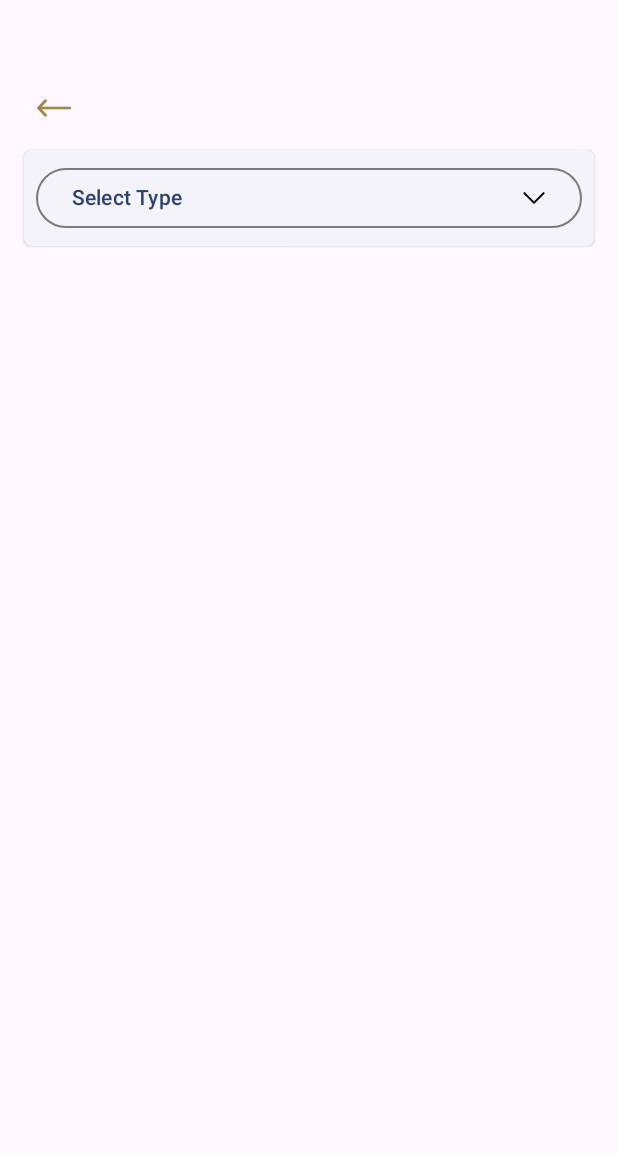
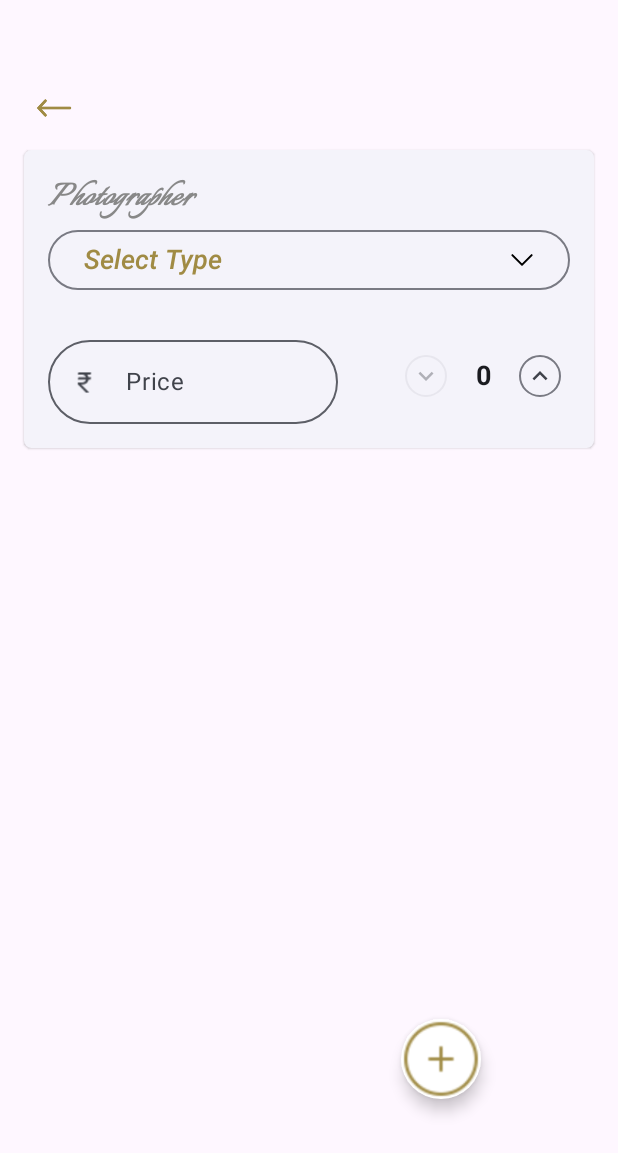
Before and after one commit to RanjithGui/WedStoryes, an Android app built with Jetpack Compose: the EventDetailsScreen screen opened through its navigation route, after a tap on "Photo", on a phone screen of 412 x 824 dp. Shown: the top 1153 px of the screen. Run offline under Robolectric (Android 15) with nearby library versions, the phone set to English and light mode, and no system bars; 1 other tap on this screen came first.

Commit message:
eventDetails

```diff
--- a/app/src/main/java/com/example/wedstoryes/data/EventDetails.kt
+++ b/app/src/main/java/com/example/wedstoryes/data/EventDetails.kt
@@ -1,7 +1,7 @@
 package com.example.wedstoryes.data
 
 data class EventDetails(
-    val photographers: Photographers,
-    val videographers: Videographers,
+    val photographers: Photographers?=null,
+    val videographers: Videographers?=null,
     val addons: List<Addons> = emptyList(),
 )
--- a/app/src/main/java/com/example/wedstoryes/data/EventItem.kt
+++ b/app/src/main/java/com/example/wedstoryes/data/EventItem.kt
@@ -3,5 +3,6 @@ package com.example.wedstoryes.data
 data class EventItem(
     val id: String,
     val title: String,
-    val videoUri: Int
+    val videoUri: Int,
+    val eventDetails: EventDetails
 )
--- a/app/src/main/java/com/example/wedstoryes/presentation/EventDetailsScreen.kt
+++ b/app/src/main/java/com/example/wedstoryes/presentation/EventDetailsScreen.kt
@@ -2,6 +2,7 @@ package com.example.wedstoryes.presentation
 
 import android.graphics.drawable.Icon
 import android.util.Log
+import android.widget.EditText
 import android.widget.Toast
 import androidx.compose.foundation.Image
 import androidx.compose.foundation.clickable
@@ -10,6 +11,7 @@ import androidx.compose.foundation.layout.Box
 import androidx.compose.foundation.layout.BoxWithConstraints
 import androidx.compose.foundation.layout.Column
 import androidx.compose.foundation.layout.IntrinsicSize
+import androidx.compose.foundation.layout.PaddingValues
 import androidx.compose.foundation.layout.Row
 import androidx.compose.foundation.layout.Spacer
 import androidx.compose.foundation.layout.fillMaxSize
@@ -18,9 +20,14 @@ import androidx.compose.foundation.layout.padding
 import androidx.compose.foundation.layout.requiredWidth
 import androidx.compose.foundation.layout.size
 import androidx.compose.foundation.layout.width
+import androidx.compose.foundation.layout.widthIn
 import androidx.compose.foundation.layout.wrapContentSize
 import androidx.compose.foundation.lazy.LazyColumn
+import androidx.compose.foundation.shape.CircleShape
 import androidx.compose.foundation.shape.RoundedCornerShape
+import androidx.compose.material.icons.Icons
+import androidx.compose.material.icons.filled.KeyboardArrowDown
+import androidx.compose.material.icons.filled.KeyboardArrowUp
 import androidx.compose.material3.ButtonDefaults
 import androidx.compose.material3.DropdownMenu
 import androidx.compose.material3.DropdownMenuItem
@@ -29,6 +36,7 @@ import androidx.compose.material3.FloatingActionButton
 import androidx.compose.material3.Icon
 import androidx.compose.material3.MaterialTheme
 import androidx.compose.material3.OutlinedButton
+import androidx.compose.material3.OutlinedTextField
 import androidx.compose.material3.Text
 import androidx.compose.runtime.Composable
 import androidx.compose.runtime.getValue
@@ -37,9 +45,11 @@ import androidx.compose.runtime.remember
 import androidx.compose.runtime.setValue
 import androidx.compose.ui.Alignment
 import androidx.compose.ui.Modifier
+import androidx.compose.ui.graphics.Color
 import androidx.compose.ui.platform.LocalContext
 import androidx.compose.ui.res.colorResource
 import androidx.compose.ui.res.painterResource
+import androidx.compose.ui.text.TextStyle
 import androidx.compose.ui.text.font.Font
 import androidx.compose.ui.text.font.FontFamily
 import androidx.compose.ui.text.font.FontStyle
@@ -60,6 +70,25 @@ import kotlin.collections.emptyList
 fun EventDetailsScreen(viewmodel: GlobalViewmodel,onEvent: (GlobalEvent)-> Unit,navController: NavController) {
     val state : GlobalState by viewmodel.state.collectAsStateWithLifecycle()
     val localContext = LocalContext.current
+    Box(modifier = Modifier.fillMaxSize().padding(75.dp), contentAlignment = Alignment.BottomEnd) {
+        AnimatedFabWithOptions(onFabOptionClick = { label ->
+            println("FAB Option clicked: $label")
+            println("FAB Option clicked: $label")
+            when (label) {
+                "Photo" -> {
+                    onEvent(GlobalEvent.onAddEventDetails("Photo",
+                        state.selectedEventItem?.title ?: ""
+                    ))
+                }
+                "Video" -> {
+                    onEvent(GlobalEvent.onAddEventDetails("Video",state.selectedEventItem?.title ?: ""))
+                }
+                "Others" -> {
+                    onEvent(GlobalEvent.onAddEventDetails("Others",state.selectedEventItem?.title ?: ""))
+                }
+            }
+        })
+    }
     Column {
         Box(modifier = Modifier.fillMaxWidth()) {
             Image(
@@ -87,7 +116,7 @@ fun EventDetailsScreen(viewmodel: GlobalViewmodel,onEvent: (GlobalEvent)-> Unit,
             )
         }
         if (state.eventDetails != null){
-            LazyColumn (modifier = Modifier.fillMaxSize()){
+            LazyColumn (modifier = Modifier.wrapContentSize()){
                 item {
                     if (state.eventDetails?.photographers != null){
                         EventDetailsItem(label = "Photo", onEvent=onEvent)
@@ -97,27 +126,14 @@ fun EventDetailsScreen(viewmodel: GlobalViewmodel,onEvent: (GlobalEvent)-> Unit,
 
         }else{
             Column (modifier = Modifier.fillMaxWidth().padding(top=200.dp), horizontalAlignment = Alignment.CenterHorizontally, verticalArrangement = Arrangement.Center) {
-                Text(text = "add photo and video options here", modifier = Modifier.padding(24.dp).fillMaxWidth(), textAlign = TextAlign.Center)
+                Text(text = "add photo and video options here", modifier = Modifier.padding(24.dp).fillMaxWidth(), textAlign = TextAlign.Center, style = TextStyle(),
+                    fontSize = 20.sp,
+                    fontWeight = FontWeight.SemiBold,
+                    color = Color.Gray,
+                    fontStyle = FontStyle.Italic)
             }
         }
-        Box(modifier = Modifier.fillMaxSize().padding(75.dp), contentAlignment = Alignment.BottomEnd) {
-            AnimatedFabWithOptions(onFabOptionClick = { label ->
-                println("FAB Option clicked: $label")
-                println("FAB Option clicked: $label")
-                when (label) {
-                    "Photo" -> {
-                        onEvent(GlobalEvent.onAddEventDetails("Photo"))
-                        Toast.makeText(localContext,"You can't delete default events", Toast.LENGTH_SHORT).show()
-                    }
-                    "Video" -> {
-                        onEvent(GlobalEvent.onAddEventDetails("Video"))
-                    }
-                    "Others" -> {
-                        onEvent(GlobalEvent.onAddEventDetails("Others"))
-                    }
-                }
-            })
-        }
+
 
     }
 }
@@ -126,16 +142,27 @@ fun EventDetailsItem(label: String,onEvent: (GlobalEvent)-> Unit) {
     var expanded by remember { mutableStateOf(false) }
     var selectedOption by remember { mutableStateOf("Select Type") }
     val pvOptions = listOf("Select Type","Traditional", "Candid")
-    val otherOptions = listOf("Select Type","Drone", "Album")
+    val otherOptions = listOf("Select Type","Drone", "Albums","Led Screen","Live Streaming","Makeup Artist","Decorations","Invitations")
+    var count by remember { mutableStateOf(0) }
 
     ElevatedCard(modifier = Modifier.fillMaxWidth().padding(16.dp), shape = RoundedCornerShape(5.dp)) {
         Column (modifier = Modifier.fillMaxSize()){
+            Text(text = when(label){
+                "Photo" -> "Photographer"
+                "Video" -> "Videographer"
+                "Others" -> "Other Services"
+                else -> ""
+            }, modifier = Modifier.padding(start = 16.dp,top=16.dp).fillMaxWidth(), fontSize = 26.sp, fontWeight = FontWeight.SemiBold,
+                color = Color.Gray,
+                fontStyle = FontStyle.Italic,
+                fontFamily = FontFamily(Font(R.font.italianno_regular, FontWeight.SemiBold))
+            )
             BoxWithConstraints {
                 val buttonWidth = maxWidth - 16.dp
                 Box {
                     OutlinedButton(
                         onClick = { expanded = true },
-                        modifier = Modifier.padding(8.dp).fillMaxWidth(),
+                        modifier = Modifier.padding(16.dp, bottom = 5.dp, end = 16.dp).fillMaxWidth(),
                         colors = ButtonDefaults.outlinedButtonColors(
                             contentColor = MaterialTheme.colorScheme.primary
                         )
@@ -144,8 +171,13 @@ fun EventDetailsItem(label: String,onEvent: (GlobalEvent)-> Unit) {
                             Text(
                                 text = selectedOption,
                                 modifier = Modifier.weight(1f),
-                                textAlign = TextAlign.Start
-                            )
+                                textAlign = TextAlign.Start,
+                                style = TextStyle(
+                                    fontSize = 18.sp,
+                                    fontWeight = FontWeight.SemiBold,
+                                    color = colorResource(R.color.wedstoreys),
+                                    fontStyle = FontStyle.Italic)
+                                )
                             Image(
                                 painter = if (expanded) painterResource(R.drawable.uparrow) else painterResource(R.drawable.arrowdown),
                                 contentDescription = null,
@@ -164,7 +196,7 @@ fun EventDetailsItem(label: String,onEvent: (GlobalEvent)-> Unit) {
                         when(label){
                             "Photo" -> options = pvOptions
                             "Video" -> options =pvOptions
-                            "Others" -> options =otherOptions
+                            "Addons" -> options =otherOptions
                         }
                         options.forEach { option ->
                             DropdownMenuItem(
@@ -179,13 +211,105 @@ fun EventDetailsItem(label: String,onEvent: (GlobalEvent)-> Unit) {
                 }
             }
 
-            Row(modifier = Modifier.fillMaxWidth()) {
+            Row(modifier = Modifier.fillMaxWidth().padding(16.dp), horizontalArrangement = Arrangement.SpaceEvenly) {
                 // Dropdown menu
+                OutlinedTextField(modifier = Modifier.weight(5f), shape = RoundedCornerShape(35.dp),
+                    value = "",
+                    onValueChange = { /* Handle text change */ },
+                    label = { Text("Price") },
+                    placeholder = { Text("Enter Price") },
+                    singleLine = true,
+                    leadingIcon ={Icon(
+                        painter = painterResource(id = R.drawable.rupee),
+                        contentDescription = "Rupee icon", modifier = Modifier.size(18.dp)
+                    )},
+                    textStyle = TextStyle(
+                        fontSize = 18.sp,
+                        fontWeight = FontWeight.SemiBold,
+                        color = colorResource(R.color.wedstoreys),
+                        fontStyle = FontStyle.Italic)
+                )
+                Spacer(modifier = Modifier.weight(1f))
+                CounterButtons(count, onValueChange = {
+                    count = it
+                },
+                    modifier = Modifier
+                        .weight(3f)
+                        .align(Alignment.CenterVertically),
+                    minValue = 1,
+                    maxValue = 20,
+                    step = 1
+                )
 
-                Spacer(modifier = Modifier.weight(1f))
             }
 
             // Add your other content here
         }
     }
 }
+@Composable
+fun CounterButtons(
+    value: Int = 0,
+    onValueChange: (Int) -> Unit,
+    modifier: Modifier = Modifier,
+    minValue: Int = 0,
+    maxValue: Int = Int.MAX_VALUE,
+    step: Int = 1
+) {
+    Row(
+        modifier = modifier,
+        verticalAlignment = Alignment.CenterVertically,
+        horizontalArrangement = Arrangement.Center
+    ) {
+        // Decrement Button
+        OutlinedButton(
+            onClick = {
+                val newValue = value - step
+                if (newValue >= minValue) {
+                    onValueChange(newValue)
+                }
+            },
+            enabled = value > minValue,
+            modifier = Modifier.size(28.dp),
+            shape = CircleShape,
+            contentPadding = PaddingValues(0.dp)
+        ) {
+            Icon(
+                imageVector = Icons.Default.KeyboardArrowDown,
+                contentDescription = "Decrease",
+                modifier = Modifier.size(20.dp)
+            )
+        }
+        Text(
+            text = value.toString(),
+            modifier = Modifier
+                .padding(horizontal = 4.dp)
+                .widthIn(min = 40.dp),
+            style = TextStyle(
+                fontSize = 18.sp,
+                fontWeight = FontWeight.Bold,
+                textAlign = TextAlign.Center
+            )
+        )
+
+        // Increment Button
+        OutlinedButton(
+            onClick = {
+                val newValue = value + step
+                if (newValue <= maxValue) {
+                    onValueChange(newValue)
+                }
+            },
+            enabled = value < maxValue,
+            modifier = Modifier.size(28.dp),
+            shape = CircleShape,
+            contentPadding = PaddingValues(0.dp)
+        ) {
+            Icon(
+                imageVector = Icons.Default.KeyboardArrowUp,
+                contentDescription = "Increase",
+                modifier = Modifier.size(20.dp)
+            )
+        }
+    }
+}
--- a/app/src/main/java/com/example/wedstoryes/presentation/EventTypeScreen.kt
+++ b/app/src/main/java/com/example/wedstoryes/presentation/EventTypeScreen.kt
@@ -46,6 +46,7 @@ import androidx.navigation.NavController
 import com.example.wedstoryes.R
 import com.example.wedstoryes.customcomposables.CustomAlertDialog
 import com.example.wedstoryes.customcomposables.GifImage
+import com.example.wedstoryes.data.EventDetails
 import com.example.wedstoryes.data.EventItem
 import com.example.wedstoryes.presentation.events.GlobalEvent
 
@@ -103,7 +104,8 @@ fun EventType(viewmodel: GlobalViewmodel,onEvent: (GlobalEvent)-> Unit,navContro
                                   onEvent.invoke(GlobalEvent.onDeleteEvent(EventItem(
                                       id = item.id,
                                       title = item.title,
-                                      videoUri = item.videoUri
+                                      videoUri = item.videoUri,
+                                      eventDetails = item.eventDetails
                                   )))
                                   deleteIndex = -1
                               }
@@ -137,7 +139,8 @@ fun EventType(viewmodel: GlobalViewmodel,onEvent: (GlobalEvent)-> Unit,navContro
            GlobalEvent.onCustomEvent(EventItem(
                id = it,
                title = it,
-               videoUri = R.drawable.customevent
+               videoUri = R.drawable.customevent,
+               eventDetails = EventDetails()
            )))
        selectedIndex =state.events.indexOfFirst { true }
        onProceed.invoke()})
--- a/app/src/main/java/com/example/wedstoryes/presentation/GlobalViewmodel.kt
+++ b/app/src/main/java/com/example/wedstoryes/presentation/GlobalViewmodel.kt
@@ -18,11 +18,11 @@ class GlobalViewmodel : BaseViewModel<GlobalEvent, GlobalState>() {
 
     init {
         updateEvents(events = listOf(
-            EventItem("wedding", "Wedding", R.drawable.wedding),
-            EventItem("baby_shower", "Baby Shower", R.drawable.babyshower),
-            EventItem("corporate", "Corporate", R.drawable.corporate),
-            EventItem("birthday", "Birthday Party", R.drawable.birthday),
-            EventItem("customevent", "Custom Event", R.drawable.customevent),
+            EventItem("wedding", "Wedding", R.drawable.wedding, eventDetails = EventDetails()),
+            EventItem("baby_shower", "Baby Shower", R.drawable.babyshower,eventDetails = EventDetails()),
+            EventItem("corporate", "Corporate", R.drawable.corporate,eventDetails = EventDetails()),
+            EventItem("birthday", "Birthday Party", R.drawable.birthday,eventDetails = EventDetails()),
+            EventItem("customevent", "Custom Event", R.drawable.customevent,eventDetails = EventDetails()),
         ))
     }
 
@@ -48,7 +48,7 @@ class GlobalViewmodel : BaseViewModel<GlobalEvent, GlobalState>() {
 
                 when(event.label){
                     "Photo" ->{
-                        updatePhotographerDetails(photographers = Photographers(1,"Candid","10000","Expert in wedding photography with 10 years of experience."))}
+                        updatePhotographerDetails(photographers = Photographers(1,"Candid","10000","Expert in wedding photography with 10 years of experience."),eventName = event.eventName)}
                     "Video" ->{}
                     "Other" ->{}
                     else ->{}
@@ -65,7 +65,7 @@ class GlobalViewmodel : BaseViewModel<GlobalEvent, GlobalState>() {
     fun updateEvents(events: List<EventItem>) {
        updateState { it.copy(events =  events) }
     }
-    fun updatePhotographerDetails(photographers: Photographers) {
+    fun updatePhotographerDetails(photographers: Photographers,eventName: String) {
         println("Before update - eventDetails: ${state.value.eventDetails}")
 
         val currentDetails = state.value.eventDetails
--- a/app/src/main/java/com/example/wedstoryes/presentation/events/GlobalEvent.kt
+++ b/app/src/main/java/com/example/wedstoryes/presentation/events/GlobalEvent.kt
@@ -7,7 +7,7 @@ sealed class GlobalEvent {
     data class onProceedEvent(val index: Int) : GlobalEvent()
     data class onCustomEvent(val eventItem: EventItem) : GlobalEvent()
     data class onDeleteEvent(val eventItem: EventItem) : GlobalEvent()
-    data class onAddEventDetails(val label: String) : GlobalEvent()
+    data class onAddEventDetails(val label: String, val eventName: String) : GlobalEvent()
     data class updateEventDetails(val eventDetails: EventDetails) : GlobalEvent()
 
 }
```
Also changed, not shown: app/src/main/res/drawable/rupee.png (added).
